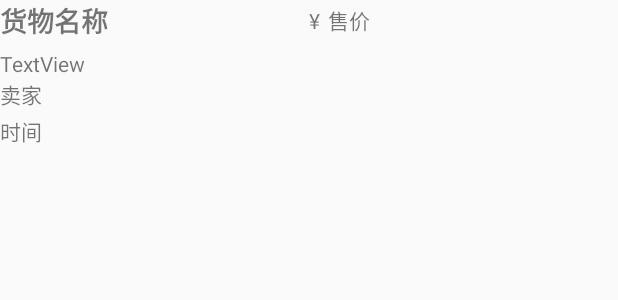
After one commit to chenxj1994/Auction, an Android app: the layout goods_item.xml on its own in the app's theme, with its tools: preview values and no code run, on a phone screen of 412 x 824 dp. The commit adds this screen. Shown: the top 300 px of the screen. Run offline under Robolectric (Android 15) with nearby library versions, the phone set to English and light mode, and no system bars.

Commit message:
物品展示功能完成

```diff
--- /dev/null
+++ b/app/src/main/res/layout/goods_item.xml
@@ -0,0 +1,56 @@
+<?xml version="1.0" encoding="utf-8"?>
+<LinearLayout xmlns:android="http://schemas.android.com/apk/res/android"
+    android:orientation="vertical" android:layout_width="match_parent"
+    android:layout_height="match_parent">
+
+    <LinearLayout
+        android:layout_width="match_parent"
+        android:layout_height="wrap_content">
+        <TextView
+            android:id="@+id/goods_item_title"
+            android:text="货物名称"
+            android:textStyle="bold"
+            android:textSize="18sp"
+            android:layout_width="0dp"
+            android:layout_height="wrap_content"
+            android:layout_weight="1" />
+        <LinearLayout
+            android:orientation="horizontal"
+            android:layout_width="0dp"
+            android:layout_gravity="center"
+            android:layout_height="wrap_content"
+            android:layout_weight="1">
+            <TextView
+                android:text="¥"
+                android:layout_width="wrap_content"
+                android:layout_height="wrap_content" />
+            <TextView
+                android:layout_marginLeft="5dp"
+                android:id="@+id/goods_item_price"
+                android:layout_weight="1"
+
+                android:text="售价"
+                android:layout_width="wrap_content"
+                android:layout_height="wrap_content" />
+        </LinearLayout>
+    </LinearLayout>
+    <TextView
+        android:layout_marginTop="5dp"
+        android:id="@+id/goods_item_detail"
+        android:layout_width="match_parent"
+        android:layout_height="wrap_content"
+        android:maxLines="1"
+        android:ellipsize="end"
+        android:text="TextView" />
+    <TextView
+        android:text="卖家"
+        android:id="@+id/goods_item_seller"
+        android:layout_width="wrap_content"
+        android:layout_height="wrap_content" />
+    <TextView
+        android:layout_marginTop="3dp"
+        android:id="@+id/goods_item_time"
+        android:text="时间"
+        android:layout_width="match_parent"
+        android:layout_height="wrap_content" />
+</LinearLayout>
```
Also changed, not shown: app/src/main/AndroidManifest.xml (+7 -6 lines), app/src/main/java/com/example/chenxuanjin/auction/adapter/GoodsListAdapter.java (added, +72 -0 lines), app/src/main/java/com/example/chenxuanjin/auction/fragment/HomeFragment.java (+64 -2 lines), app/src/main/res/layout/activity_personal_goods_list.xml (added, +9 -0 lines), app/src/main/res/layout/fragment_home.xml (+7 -3 lines).
